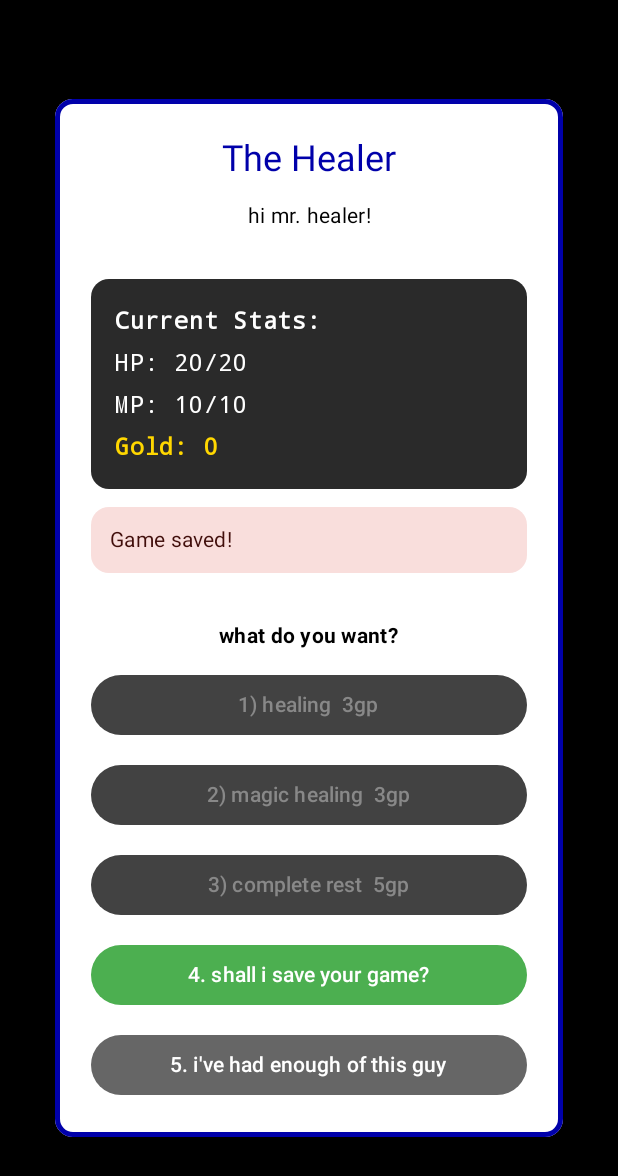
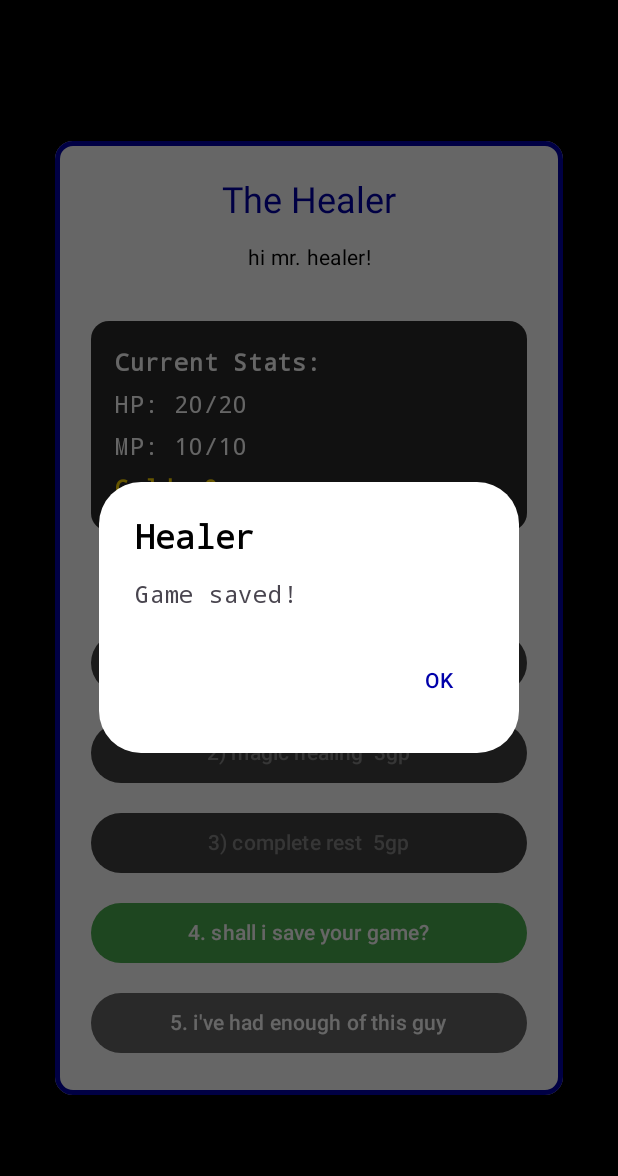
Before and after one commit to gmilette/The-Evil-Wrath-of-Zargon-App, an Android app built with Jetpack Compose: the composable HealerScreen shown on its own in the app's theme, after a tap on "4. shall i save your game?", on a phone screen of 412 x 824 dp. Shown: the top 1176 px of the screen. Run offline under Robolectric (Android 15) with nearby library versions, the phone set to English and light mode, and no system bars.

Commit message:
Fix healer screen UI and health save bugs
Fixed two critical bugs in the healer screen:

1. Button Overflow Issue:
   - Problem: Healer messages were displayed inline, pushing buttons off screen
   - Fix: Show messages in AlertDialog popup with OK button
   - Added scrollable Column as backup for small screens

2. Health Not Saving After Healing:
   - Problem: Save button used stale gameState from MainActivity scope
   - Fix: Changed onSaveGame callback to accept GameState parameter
   - HealerScreen now passes current updatedGameState when saving
   - Added debug logging to verify correct HP/MP values are saved

Changes:
- HealerScreen.kt:
  * Added AlertDialog for message popups
  * Made content scrollable with verticalScroll
  * Removed inline message Card that caused overflow
  * Updated all healing buttons to show dialog
  * Changed onSaveGame signature to (GameState) -> Unit

- MainActivity.kt:
  * Updated onSaveGame callback to receive and save current state
  * Added logging for saved HP/MP values

Now healing + immediate save correctly persists Joe's restored HP/MP!

```diff
--- a/app/app/src/main/java/com/greenopal/zargon/MainActivity.kt
+++ b/app/app/src/main/java/com/greenopal/zargon/MainActivity.kt
@@ -351,8 +351,10 @@ class MainActivity : ComponentActivity() {
                         ScreenState.HEALER -> {
                             HealerScreen(
                                 gameState = gameState,
-                                onSaveGame = {
-                                    saveRepository.saveGame(gameState, 1)
+                                onSaveGame = { stateToSave ->
+                                    // Save the current state from healer (including updated HP/MP)
+                                    android.util.Log.d("MainActivity", "Saving game - HP: ${stateToSave.character.currentDP}/${stateToSave.character.maxDP}, MP: ${stateToSave.character.currentMP}/${stateToSave.character.maxMP}")
+                                    saveRepository.saveGame(stateToSave, 1)
                                 },
                                 onHealerExit = { updatedState ->
                                     // Return player to where they were before entering
--- a/app/app/src/main/java/com/greenopal/zargon/ui/screens/HealerScreen.kt
+++ b/app/app/src/main/java/com/greenopal/zargon/ui/screens/HealerScreen.kt
@@ -11,12 +11,16 @@ import androidx.compose.foundation.layout.fillMaxSize
 import androidx.compose.foundation.layout.fillMaxWidth
 import androidx.compose.foundation.layout.height
 import androidx.compose.foundation.layout.padding
+import androidx.compose.foundation.rememberScrollState
+import androidx.compose.foundation.verticalScroll
+import androidx.compose.material3.AlertDialog
 import androidx.compose.material3.Button
 import androidx.compose.material3.ButtonDefaults
 import androidx.compose.material3.Card
 import androidx.compose.material3.CardDefaults
 import androidx.compose.material3.MaterialTheme
 import androidx.compose.material3.Text
+import androidx.compose.material3.TextButton
 import androidx.compose.runtime.Composable
 import androidx.compose.runtime.getValue
 import androidx.compose.runtime.mutableStateOf
@@ -37,12 +41,13 @@ import com.greenopal.zargon.data.models.GameState
 @Composable
 fun HealerScreen(
     gameState: GameState,
-    onSaveGame: () -> Unit,
+    onSaveGame: (GameState) -> Unit,
     onHealerExit: (GameState) -> Unit,
     modifier: Modifier = Modifier
 ) {
     var message by remember { mutableStateOf<String?>(null) }
     var updatedGameState by remember { mutableStateOf(gameState) }
+    var showMessageDialog by remember { mutableStateOf(false) }
 
     // Handle Android back button
     BackHandler {
@@ -67,7 +72,8 @@ fun HealerScreen(
             Column(
                 modifier = Modifier
                     .padding(24.dp)
-                    .fillMaxWidth(),
+                    .fillMaxWidth()
+                    .verticalScroll(rememberScrollState()),
                 horizontalAlignment = Alignment.CenterHorizontally,
                 verticalArrangement = Arrangement.spacedBy(12.dp)
             ) {
@@ -119,27 +125,6 @@ fun HealerScreen(
                     }
                 }
 
-                // Message display
-                if (message != null) {
-                    Card(
-                        modifier = Modifier.fillMaxWidth(),
-                        colors = CardDefaults.cardColors(
-                            containerColor = if (message!!.contains("sure")) {
-                                MaterialTheme.colorScheme.tertiaryContainer
-                            } else {
-                                MaterialTheme.colorScheme.errorContainer
-                            }
-                        )
-                    ) {
-                        Text(
-                            text = message!!,
-                            modifier = Modifier.padding(12.dp),
-                            style = MaterialTheme.typography.bodyMedium,
-                            textAlign = TextAlign.Center
-                        )
-                    }
-                }
-
                 Spacer(modifier = Modifier.height(8.dp))
 
                 Text(
@@ -162,6 +147,7 @@ fun HealerScreen(
                         )
                         updatedGameState = updatedGameState.updateCharacter(newChar)
                         message = "sure my son"
+                        showMessageDialog = true
                     }
                 )
 
@@ -178,6 +164,7 @@ fun HealerScreen(
                         )
                         updatedGameState = updatedGameState.updateCharacter(newChar)
                         message = "sure my son"
+                        showMessageDialog = true
                     }
                 )
 
@@ -196,13 +183,15 @@ fun HealerScreen(
                         )
                         updatedGameState = updatedGameState.updateCharacter(newChar)
                         message = "sure my son"
+                        showMessageDialog = true
                     }
                 )
 
                 Button(
                     onClick = {
-                        onSaveGame()
+                        onSaveGame(updatedGameState)
                         message = "Game saved!"
+                        showMessageDialog = true
                     },
                     modifier = Modifier.fillMaxWidth(),
                     colors = ButtonDefaults.buttonColors(
@@ -224,6 +213,31 @@ fun HealerScreen(
                     Text("5. i've had enough of this guy")
                 }
             }
+        }
+
+        // Message dialog popup
+        if (showMessageDialog && message != null) {
+            AlertDialog(
+                onDismissRequest = { showMessageDialog = false },
+                title = {
+                    Text(
+                        text = "Healer",
+                        style = MaterialTheme.typography.titleLarge
+                    )
+                },
+                text = {
+                    Text(
+                        text = message!!,
+                        style = MaterialTheme.typography.bodyLarge
+                    )
+                },
+                confirmButton = {
+                    TextButton(onClick = { showMessageDialog = false }) {
+                        Text("OK")
+                    }
+                },
+                containerColor = MaterialTheme.colorScheme.surface
+            )
         }
     }
 }
```
